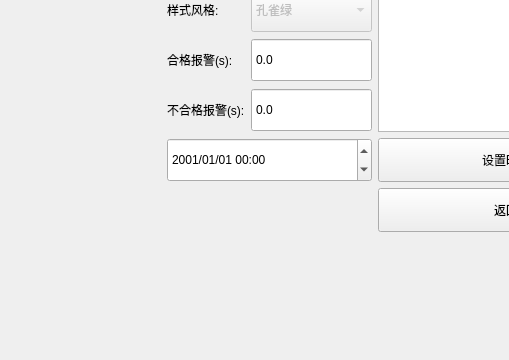
Qt form WinSyst.ui (bloglink/aip-tester) before a commit; both pictures show x 0 to 509 and y 240 to 600 of the 800 by 600 pixel window.
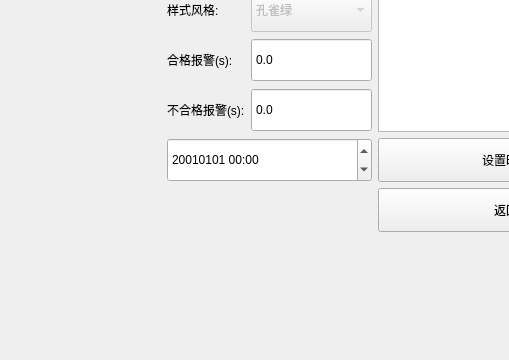
The same form after that commit.

Commit message: feat:(2.1.0.10)系统设置添加日志文件记录

The edit to the form file:
```diff
--- a/WinSyst.ui
+++ b/WinSyst.ui
@@ -65,7 +65,7 @@
              </date>
             </property>
             <property name="displayFormat">
-             <string>yyyy/MM/dd hh:mm</string>
+             <string>yyyyMMdd hh:mm</string>
             </property>
            </widget>
           </item>
```
The commit also changes 2 other files.
